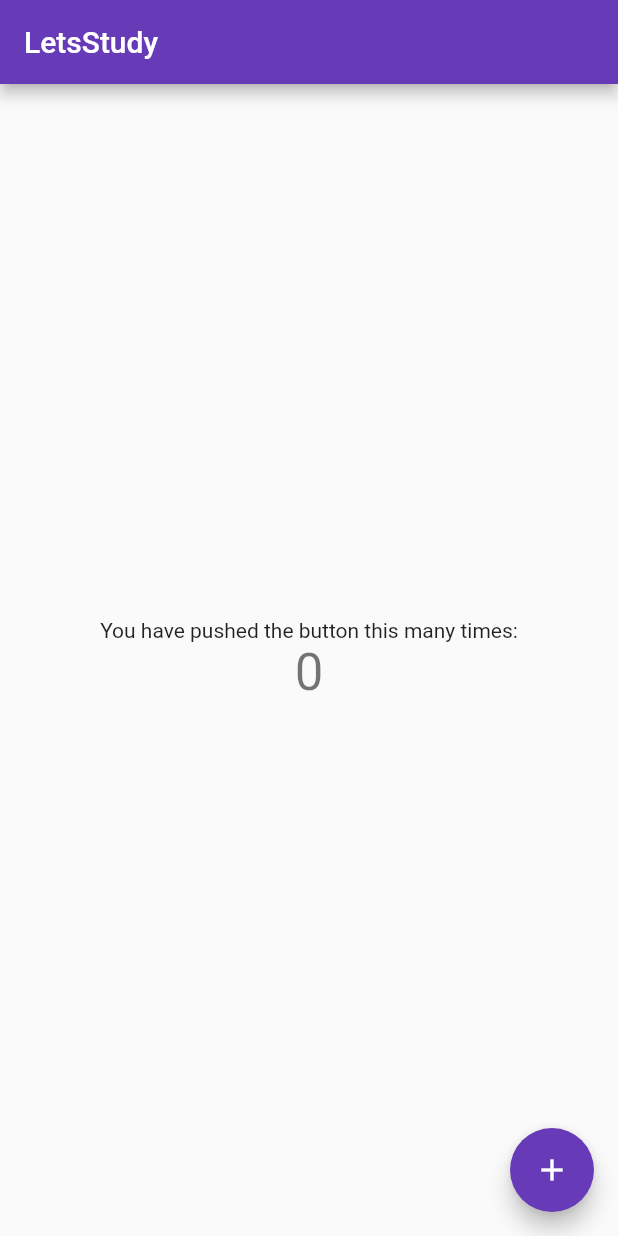
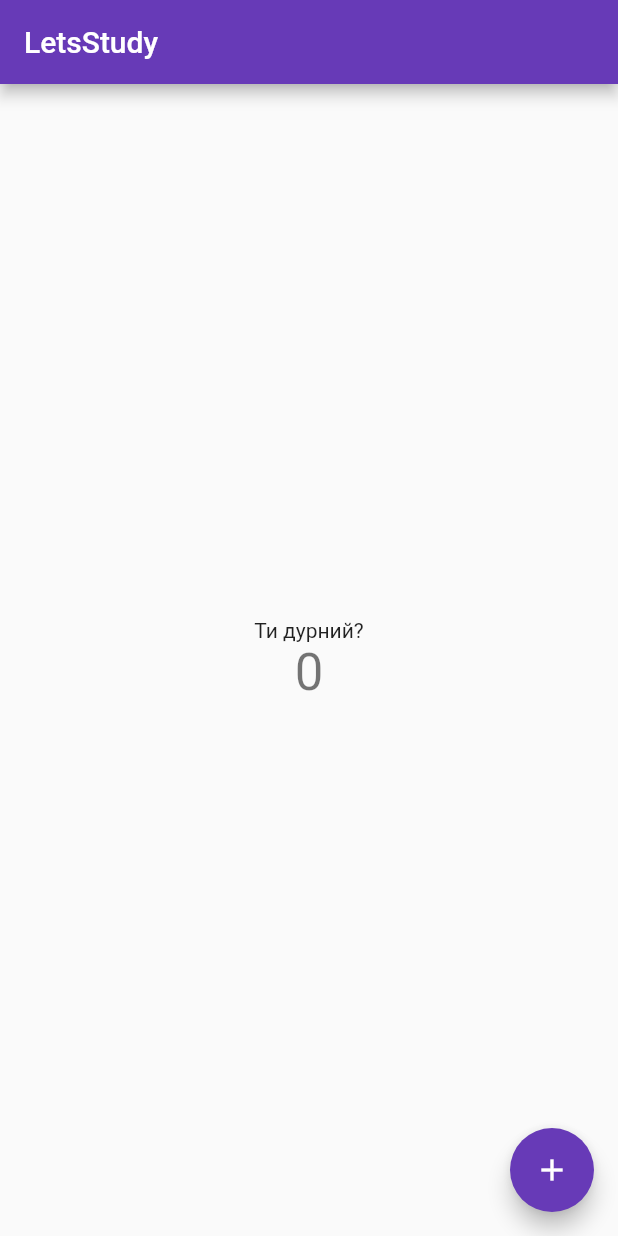
Before and after one commit to maximgnezdov/LetsStudy, a Flutter app: the screen it shows after launch, on a phone screen of 412 x 824 dp. Run offline on Flutter 3.47's test engine with Material 2 defaults, Android fonts, the phone set to English and light mode, and no system bars.

```diff
--- a/lib/main.dart
+++ b/lib/main.dart
@@ -52,7 +52,7 @@ class _MyHomePageState extends State<MyHomePage> {
           mainAxisAlignment: MainAxisAlignment.center,
           children: <Widget>[
             Text(
-              'You have pushed the button this many times:',
+              'Ти дурний?',
             ),
             Text(
               '$_counter',
```
